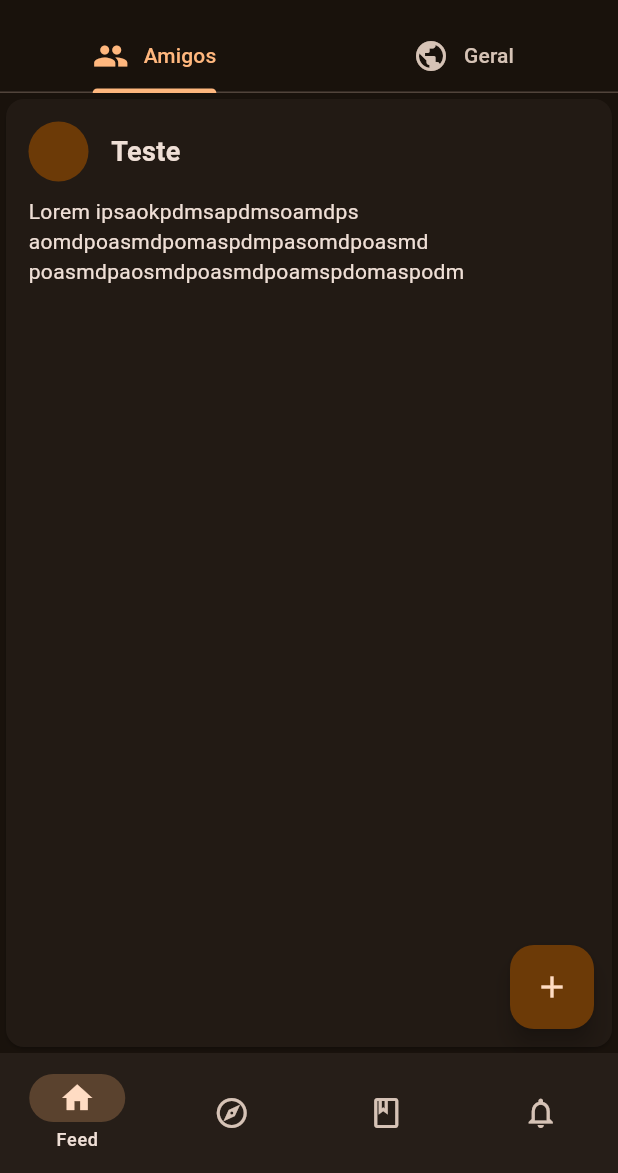
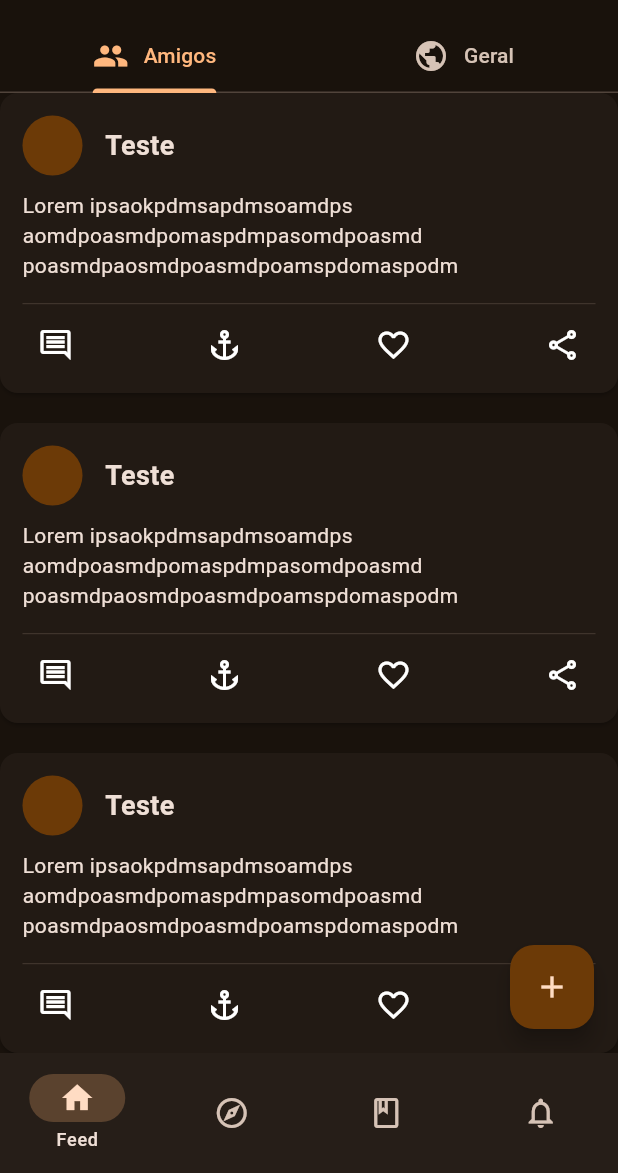
Before and after one commit to mayhmemo/cultbase, a Flutter app: the screen it shows after launch, on a phone screen of 412 x 824 dp, the part 63-1236 px from its top. Run offline on Flutter 3.47's test engine with Material 2 defaults, Android fonts, the phone set to English and light mode, and no system bars.

Commit message:
refactor: adjust in card model and presentation

```diff
--- a/lib/pages/components/feed/feed_card.dart
+++ b/lib/pages/components/feed/feed_card.dart
@@ -10,23 +10,85 @@ class PostWidget extends StatefulWidget {
 class _PostWidgetState extends State<PostWidget> {
   @override
   Widget build(BuildContext context) {
-    return const Card(
+    return const Column(
+      children: [
+        Card(
             shape: RoundedRectangleBorder(
               borderRadius: BorderRadius.all(Radius.circular(12)),
             ),
+            margin: EdgeInsets.only(bottom: 20),
             child: Padding(
               padding: EdgeInsets.all(15),
               child: Column(
                 children: [
-            Row(
-              children: [
-                CircleAvatar(),
-                Padding(padding: EdgeInsets.only(right: 15)),
-                Text('Teste', style: TextStyle(fontSize: 18, fontWeight: FontWeight.bold)),
+                  CardProfile(),
+                  SizedBox(height: 10),
+                  CardContent(),
+                  Divider(
+                    height: 1,
+                    thickness: 0.5,
+                  ),
+                  CardButtons()
                 ],
               ),
-            SizedBox(height: 10),
-            Column(
+            ),
+        )
+      ],
+    );
+  }
+}
+
+class CardButtons extends StatelessWidget {
+  const CardButtons({
+    super.key,
+  });
+
+  @override
+  Widget build(BuildContext context) {
+    return const Column(
+      children: [
+        Padding(
+          padding: EdgeInsetsDirectional.fromSTEB(10, 15, 10, 5),
+          child: Row(
+            mainAxisAlignment: MainAxisAlignment.spaceBetween,
+            children: [
+              InkWell(
+                onTap: null,
+                child: Icon(Icons.comment_outlined),
+              ),
+              SizedBox(width: 8), // Add some spacing between buttons
+              InkWell(
+                onTap: null,
+                child: Icon(Icons.anchor_outlined),
+              ),
+              SizedBox(width: 8),
+              InkWell(
+                onTap: null,
+                child: Icon(Icons.favorite_outline),
+              ),
+              SizedBox(width: 8), // Add some spacing between buttons
+              InkWell(
+                onTap: null,
+                child: Icon(Icons.share_outlined),
+              ),
+            ],
+          ),
+        )
+      ],
+    );
+  }
+}
+
+class CardContent extends StatelessWidget {
+  const CardContent({
+    super.key,
+  });
+
+  @override
+  Widget build(BuildContext context) {
+    return const Padding(
+      padding: EdgeInsets.only(bottom: 15),
+      child: Column(
         children: [
           Row(
             children: [
@@ -39,10 +101,26 @@ class _PostWidgetState extends State<PostWidget> {
             ],
           )
         ],
-            )
-          ],
       ),
-      )
     );
   }
 }
+
+class CardProfile extends StatelessWidget {
+  const CardProfile({
+    super.key,
+  });
+
+  @override
+  Widget build(BuildContext context) {
+    return const Row(
+      children: [
+        CircleAvatar(),
+        Padding(padding: EdgeInsets.only(right: 15)),
+        Text('Teste',
+            style: TextStyle(
+                fontSize: 18, fontWeight: FontWeight.bold)),
+      ],
+    );
+  }
+}
--- a/lib/pages/subpages/feed_friends.dart
+++ b/lib/pages/subpages/feed_friends.dart
@@ -11,8 +11,18 @@ class FeedFriendsPage extends StatefulWidget {
 class _FeedFriendsPageState extends State<FeedFriendsPage> {
   @override
   Widget build(BuildContext context) {
-    return const Scaffold(
-      body: PostWidget(),
-    );
+    return Scaffold(
+      body: ListView(
+      children: const [
+        PostWidget(),
+        PostWidget(),
+        PostWidget(),
+        PostWidget(),
+        PostWidget(),
+        PostWidget(),
+        PostWidget(),
+        PostWidget()
+      ],
+    ));
   }
 }
--- a/lib/pages/subpages/feed_public.dart
+++ b/lib/pages/subpages/feed_public.dart
@@ -1,3 +1,4 @@
+import 'package:cultbase/pages/components/feed/feed_card.dart';
 import 'package:flutter/material.dart';
 
 class FeedPublicPage extends StatefulWidget {
@@ -10,10 +11,18 @@ class FeedPublicPage extends StatefulWidget {
 class _FeedPublicPageState extends State<FeedPublicPage> {
   @override
   Widget build(BuildContext context) {
-    return const Scaffold(
-      body: Center(
-        child: Text('2'),
-      ),
-    );
+    return Scaffold(
+        body: ListView(
+      children: const [
+        PostWidget(),
+        PostWidget(),
+        PostWidget(),
+        PostWidget(),
+        PostWidget(),
+        PostWidget(),
+        PostWidget(),
+        PostWidget()
+      ],
+    ));
   }
 }
```
Lines whose indentation alone changed are shown as unchanged.
